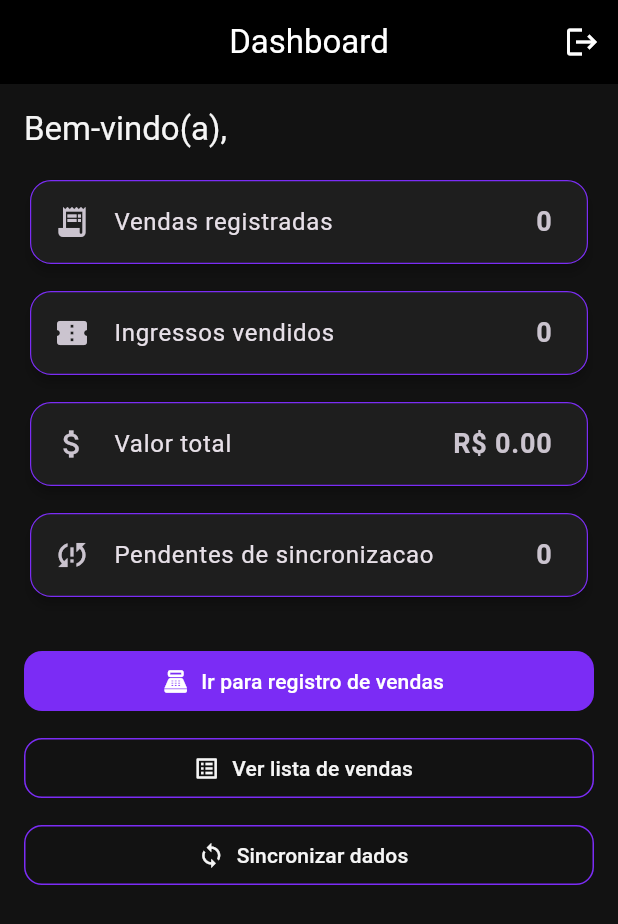
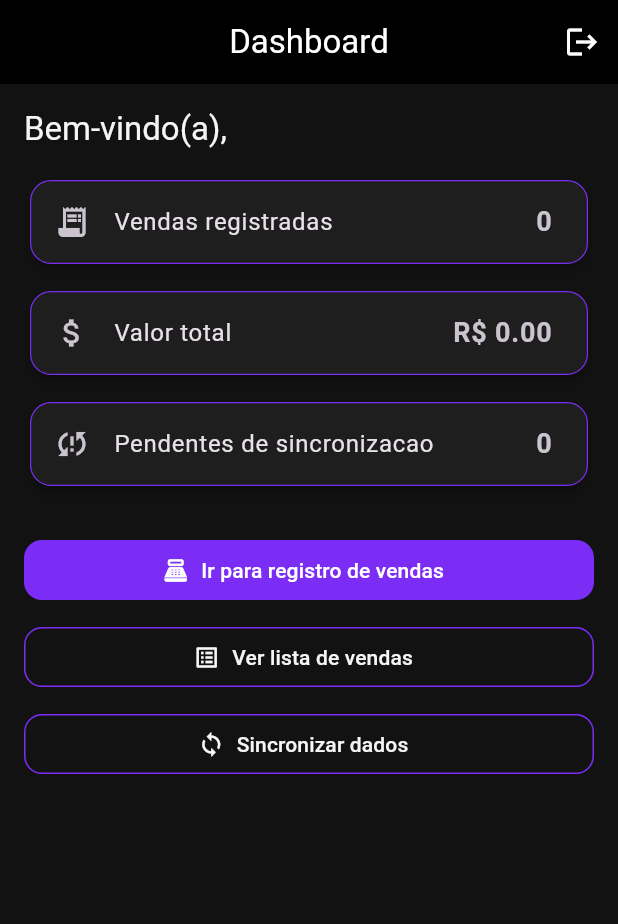
Before and after one commit to Iagoti/cangaia-de-jegue, a Flutter app: the DashboardView screen opened directly with empty values, on a phone screen of 412 x 824 dp. Shown: the top 924 px of the screen. Run offline on Flutter 3.47's test engine with Material 3 defaults, Android fonts, the phone set to English and light mode, and no system bars; our stand-ins replace font_awesome_flutter, sqflite; accounts and stored records are empty.

Commit message:
Retirado informação duplicada

```diff
--- a/lib/views/dashboard_view.dart
+++ b/lib/views/dashboard_view.dart
@@ -118,12 +118,6 @@ class _DashboardViewState extends State<DashboardView> {
                   ),
                   const SizedBox(height: 10),
                   _DashboardCard(
-                    title: 'Ingressos vendidos',
-                    value: '$totalTickets',
-                    icon: Icons.confirmation_num,
-                  ),
-                  const SizedBox(height: 10),
-                  _DashboardCard(
                     title: 'Valor total',
                     value: 'R\$ ${totalValue.toStringAsFixed(2)}',
                     icon: Icons.attach_money,
```
Also changed, not shown: 1 other file.
